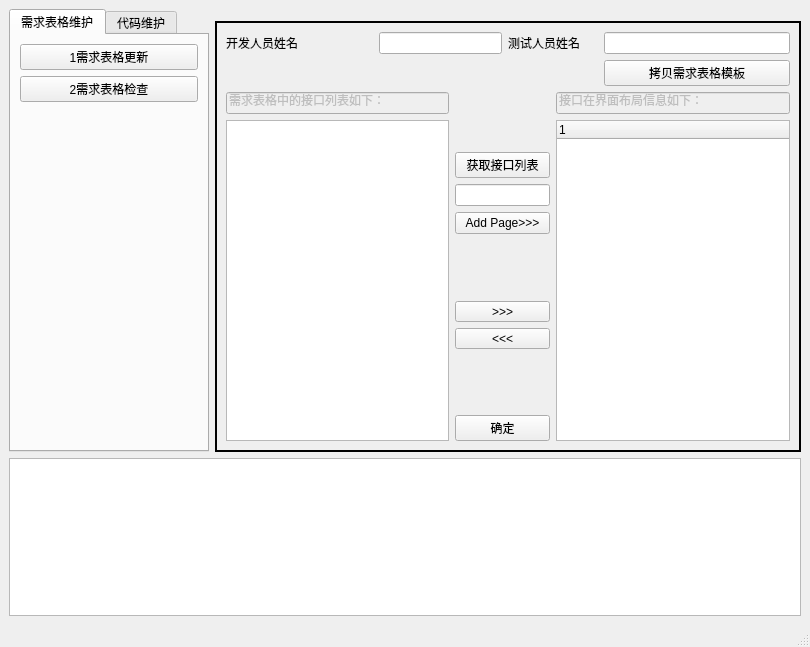
Above: pyqt_vtauto/mainwindow.ui from echoyzt/pythonVT before the change. Below: the same form after it.
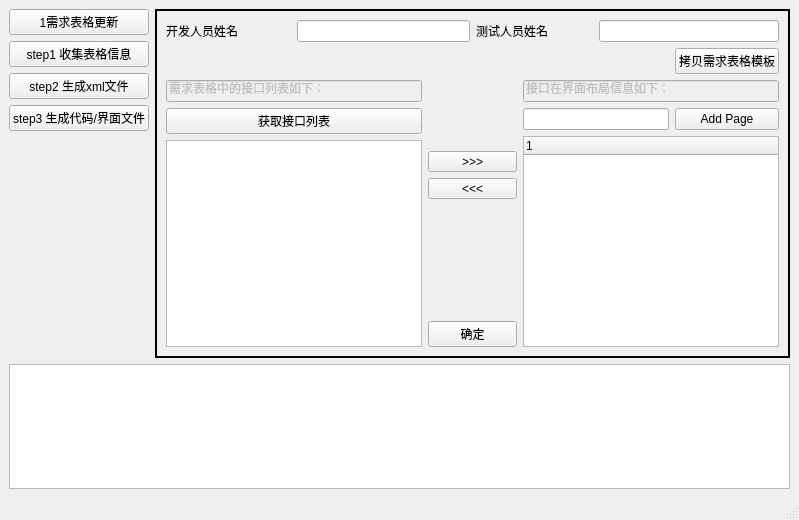
That is the form after the change. The open tabs and pages were chosen to show the change.

Commit message:
修改写入excel 表格接口的格式。去掉合并单元格。
修改写入excel 表格接口的格式。去掉合并单元格。

```diff
--- a/pyqt_vtauto/mainwindow.ui
+++ b/pyqt_vtauto/mainwindow.ui
@@ -6,135 +6,69 @@
    <rect>
     <x>0</x>
     <y>0</y>
-    <width>810</width>
-    <height>647</height>
+    <width>799</width>
+    <height>520</height>
    </rect>
   </property>
   <property name="windowTitle">
    <string>MainWindow</string>
   </property>
   <widget class="QWidget" name="centralwidget">
-   <layout class="QGridLayout" name="gridLayout_15">
-    <item row="0" column="0" rowspan="3">
-     <widget class="QTabWidget" name="opstype_qtw">
-      <property name="minimumSize">
-       <size>
-        <width>200</width>
-        <height>0</height>
-       </size>
+   <layout class="QGridLayout" name="gridLayout_8">
+    <item row="1" column="0">
+     <layout class="QGridLayout" name="gridLayout_9">
+      <item row="3" column="0">
+       <widget class="QPushButton" name="step3_qtb">
+        <property name="text">
+         <string>step3 生成代码/界面文件</string>
+        </property>
+        <property name="checkable">
+         <bool>true</bool>
+        </property>
+       </widget>
+      </item>
+      <item row="2" column="0">
+       <widget class="QPushButton" name="step2_qtb">
+        <property name="enabled">
+         <bool>true</bool>
+        </property>
+        <property name="text">
+         <string>step2 生成xml文件</string>
+        </property>
+        <property name="checkable">
+         <bool>true</bool>
+        </property>
+       </widget>
+      </item>
+      <item row="1" column="0">
+       <widget class="QPushButton" name="step1_qtb">
+        <property name="text">
+         <string>step1 收集表格信息</string>
+        </property>
+        <property name="checkable">
+         <bool>true</bool>
+        </property>
+       </widget>
+      </item>
+     </layout>
+    </item>
+    <item row="2" column="0">
+     <spacer name="verticalSpacer">
+      <property name="orientation">
+       <enum>Qt::Vertical</enum>
       </property>
-      <property name="maximumSize">
+      <property name="sizeHint" stdset="0">
        <size>
-        <width>250</width>
-        <height>16777215</height>
+        <width>20</width>
+        <height>214</height>
        </size>
       </property>
-      <property name="currentIndex">
-       <number>1</number>
-      </property>
-      <widget class="QWidget" name="tab">
-       <attribute name="title">
-        <string>需求表格维护</string>
-       </attribute>
-       <layout class="QGridLayout" name="gridLayout_11">
-        <item row="2" column="0">
-         <spacer name="verticalSpacer_7">
-          <property name="orientation">
-           <enum>Qt::Vertical</enum>
-          </property>
-          <property name="sizeHint" stdset="0">
-           <size>
-            <width>20</width>
-            <height>371</height>
-           </size>
-          </property>
-         </spacer>
-        </item>
-        <item row="0" column="0">
-         <widget class="QPushButton" name="updateexcel_qpb">
-          <property name="text">
-           <string>1需求表格更新</string>
-          </property>
-          <property name="checkable">
-           <bool>true</bool>
-          </property>
-         </widget>
-        </item>
-        <item row="1" column="0">
-         <widget class="QPushButton" name="checkexcel_qpb">
-          <property name="text">
-           <string>2需求表格检查</string>
-          </property>
-          <property name="checkable">
-           <bool>true</bool>
-          </property>
-          <property name="checked">
-           <bool>false</bool>
-          </property>
-         </widget>
-        </item>
-       </layout>
-      </widget>
-      <widget class="QWidget" name="tab_3">
-       <attribute name="title">
-        <string>代码维护</string>
-       </attribute>
-       <layout class="QGridLayout" name="gridLayout_8">
-        <item row="0" column="0">
-         <layout class="QGridLayout" name="gridLayout_9">
-          <item row="3" column="0">
-           <widget class="QPushButton" name="step3_qtb">
-            <property name="text">
-             <string>step3 生成代码/界面文件</string>
-            </property>
-            <property name="checkable">
-             <bool>true</bool>
-            </property>
-           </widget>
-          </item>
-          <item row="2" column="0">
-           <widget class="QPushButton" name="step2_qtb">
-            <property name="enabled">
-             <bool>true</bool>
-            </property>
-            <property name="text">
-             <string>step2 生成xml文件</string>
-            </property>
-            <property name="checkable">
-             <bool>true</bool>
-            </property>
-           </widget>
-          </item>
-          <item row="1" column="0">
-           <widget class="QPushButton" name="step1_qtb">
-            <property name="text">
-             <string>step1 收集表格信息</string>
-            </property>
-            <property name="checkable">
-             <bool>true</bool>
-            </property>
-           </widget>
-          </item>
-         </layout>
-        </item>
-        <item row="1" column="0">
-         <spacer name="verticalSpacer">
-          <property name="orientation">
-           <enum>Qt::Vertical</enum>
-          </property>
-          <property name="sizeHint" stdset="0">
-           <size>
-            <width>17</width>
-            <height>172</height>
-           </size>
-          </property>
-         </spacer>
-        </item>
-       </layout>
-      </widget>
-     </widget>
+     </spacer>
     </item>
-    <item row="2" column="1" colspan="2">
+    <item row="3" column="0" colspan="2">
+     <widget class="QTextEdit" name="outshow_qte"/>
+    </item>
+    <item row="0" column="1" rowspan="3">
      <widget class="QStackedWidget" name="stackedWidget">
       <property name="frameShape">
        <enum>QFrame::WinPanel</enum>
@@ -167,7 +101,53 @@
        </layout>
       </widget>
       <widget class="QWidget" name="page_4">
-       <layout class="QGridLayout" name="gridLayout_6">
+       <layout class="QGridLayout" name="gridLayout_2">
+        <item row="3" column="6" colspan="2">
+         <widget class="QLineEdit" name="addPageName_qle">
+          <property name="minimumSize">
+           <size>
+            <width>85</width>
+            <height>0</height>
+           </size>
+          </property>
+         </widget>
+        </item>
+        <item row="4" column="6" rowspan="5" colspan="3">
+         <widget class="QTreeWidget" name="funs_treeWidget">
+          <column>
+           <property name="text">
+            <string notr="true">1</string>
+           </property>
+          </column>
+         </widget>
+        </item>
+        <item row="0" column="7" colspan="2">
+         <widget class="QLineEdit" name="test_engineer_qle"/>
+        </item>
+        <item row="0" column="5" colspan="2">
+         <layout class="QHBoxLayout" name="horizontalLayout_2">
+          <item>
+           <widget class="QLabel" name="label_6">
+            <property name="text">
+             <string>测试人员姓名</string>
+            </property>
+           </widget>
+          </item>
+          <item>
+           <spacer name="horizontalSpacer_18">
+            <property name="orientation">
+             <enum>Qt::Horizontal</enum>
+            </property>
+            <property name="sizeHint" stdset="0">
+             <size>
+              <width>40</width>
+              <height>20</height>
+             </size>
+            </property>
+           </spacer>
+          </item>
+         </layout>
+        </item>
         <item row="0" column="0" colspan="2">
          <layout class="QHBoxLayout" name="horizontalLayout">
           <item>
@@ -195,149 +175,7 @@
         <item row="0" column="2" colspan="3">
          <widget class="QLineEdit" name="development_engineer_qle"/>
         </item>
-        <item row="0" column="5" colspan="2">
-         <layout class="QHBoxLayout" name="horizontalLayout_2">
-          <item>
-           <widget class="QLabel" name="label_6">
-            <property name="text">
-             <string>测试人员姓名</string>
-            </property>
-           </widget>
-          </item>
-          <item>
-           <spacer name="horizontalSpacer_18">
-            <property name="orientation">
-             <enum>Qt::Horizontal</enum>
-            </property>
-            <property name="sizeHint" stdset="0">
-             <size>
-              <width>40</width>
-              <height>20</height>
-             </size>
-            </property>
-           </spacer>
-          </item>
-         </layout>
-        </item>
-        <item row="0" column="7">
-         <widget class="QLineEdit" name="test_engineer_qle"/>
-        </item>
-        <item row="3" column="3" rowspan="2" colspan="3">
-         <layout class="QFormLayout" name="formLayout">
-          <property name="fieldGrowthPolicy">
-           <enum>QFormLayout::AllNonFixedFieldsGrow</enum>
-          </property>
-          <item row="2" column="0" colspan="2">
-           <widget class="QLineEdit" name="addPageName_qle">
-            <property name="minimumSize">
-             <size>
-              <width>85</width>
-              <height>0</height>
-             </size>
-            </property>
-           </widget>
-          </item>
-          <item row="3" column="0" colspan="2">
-           <widget class="QPushButton" name="addOtherPage_qpb">
-            <property name="text">
-             <string>Add Page&gt;&gt;&gt;</string>
-            </property>
-           </widget>
-          </item>
-          <item row="4" column="0" colspan="2">
-           <spacer name="verticalSpacer_2">
-            <property name="orientation">
-             <enum>Qt::Vertical</enum>
-            </property>
-            <property name="sizeHint" stdset="0">
-             <size>
-              <width>20</width>
-              <height>40</height>
-             </size>
-            </property>
-           </spacer>
-          </item>
-          <item row="5" column="0" colspan="2">
-           <widget class="QToolButton" name="importToTreeWidegt_qpb">
-            <property name="sizePolicy">
-             <sizepolicy hsizetype="Minimum" vsizetype="Fixed">
-              <horstretch>0</horstretch>
-              <verstretch>0</verstretch>
-             </sizepolicy>
-            </property>
-            <property name="minimumSize">
-             <size>
-              <width>85</width>
-              <height>0</height>
-             </size>
-            </property>
-            <property name="text">
-             <string>&gt;&gt;&gt;</string>
-            </property>
-           </widget>
-          </item>
-          <item row="6" column="0" colspan="2">
-           <widget class="QToolButton" name="deleteFromTreeWidegt_qpb">
-            <property name="sizePolicy">
-             <sizepolicy hsizetype="Minimum" vsizetype="Fixed">
-              <horstretch>0</horstretch>
-              <verstretch>0</verstretch>
-             </sizepolicy>
-            </property>
-            <property name="minimumSize">
-             <size>
-              <width>85</width>
-              <height>0</height>
-             </size>
-            </property>
-            <property name="text">
-             <string>&lt;&lt;&lt;</string>
-            </property>
-           </widget>
-          </item>
-          <item row="7" column="0" colspan="2">
-           <spacer name="verticalSpacer_4">
-            <property name="orientation">
-             <enum>Qt::Vertical</enum>
-            </property>
-            <property name="sizeHint" stdset="0">
-             <size>
-              <width>20</width>
-              <height>40</height>
-             </size>
-            </property>
-           </spacer>
-          </item>
-          <item row="1" column="0" colspan="2">
-           <widget class="QPushButton" name="parseheaderfile_qpb">
-            <property name="text">
-             <string>获取接口列表</string>
-            </property>
-           </widget>
-          </item>
-          <item row="8" column="0" colspan="2">
-           <widget class="QPushButton" name="update_excelinfo_qpb">
-            <property name="text">
-             <string>确定</string>
-            </property>
-           </widget>
-          </item>
-          <item row="0" column="0" colspan="2">
-           <spacer name="verticalSpacer_3">
-            <property name="orientation">
-             <enum>Qt::Vertical</enum>
-            </property>
-            <property name="sizeHint" stdset="0">
-             <size>
-              <width>20</width>
-              <height>40</height>
-             </size>
-            </property>
-           </spacer>
-          </item>
-         </layout>
-        </item>
-        <item row="3" column="0" rowspan="2" colspan="3">
+        <item row="2" column="0" rowspan="7" colspan="4">
          <layout class="QVBoxLayout" name="verticalLayout">
           <item>
            <widget class="QLineEdit" name="lineEdit_4">
@@ -349,54 +187,126 @@
             </property>
            </widget>
           </item>
+          <item>
+           <widget class="QPushButton" name="parseheaderfile_qpb">
+            <property name="text">
+             <string>获取接口列表</string>
+            </property>
+           </widget>
+          </item>
           <item>
            <widget class="QListWidget" name="funs_qlw"/>
           </item>
          </layout>
         </item>
-        <item row="2" column="7">
+        <item row="2" column="6" colspan="3">
+         <widget class="QLineEdit" name="lineEdit_5">
+          <property name="enabled">
+           <bool>false</bool>
+          </property>
+          <property name="text">
+           <string>接口在界面布局信息如下：</string>
+          </property>
+         </widget>
+        </item>
+        <item row="6" column="4" colspan="2">
+         <widget class="QToolButton" name="deleteFromTreeWidegt_qpb">
+          <property name="sizePolicy">
+           <sizepolicy hsizetype="Minimum" vsizetype="Fixed">
+            <horstretch>0</horstretch>
+            <verstretch>0</verstretch>
+           </sizepolicy>
+          </property>
+          <property name="minimumSize">
+           <size>
+            <width>85</width>
+            <height>0</height>
+           </size>
+          </property>
+          <property name="text">
+           <string>&lt;&lt;&lt;</string>
+          </property>
+         </widget>
+        </item>
+        <item row="8" column="4" colspan="2">
+         <widget class="QPushButton" name="update_excelinfo_qpb">
+          <property name="text">
+           <string>确定</string>
+          </property>
+         </widget>
+        </item>
+        <item row="5" column="4" colspan="2">
+         <widget class="QToolButton" name="importToTreeWidegt_qpb">
+          <property name="sizePolicy">
+           <sizepolicy hsizetype="Minimum" vsizetype="Fixed">
+            <horstretch>0</horstretch>
+            <verstretch>0</verstretch>
+           </sizepolicy>
+          </property>
+          <property name="minimumSize">
+           <size>
+            <width>85</width>
+            <height>0</height>
+           </size>
+          </property>
+          <property name="text">
+           <string>&gt;&gt;&gt;</string>
+          </property>
+         </widget>
+        </item>
+        <item row="3" column="8">
+         <widget class="QPushButton" name="addOtherPage_qpb">
+          <property name="text">
+           <string>Add Page</string>
+          </property>
+         </widget>
+        </item>
+        <item row="2" column="4" rowspan="3" colspan="2">
+         <spacer name="verticalSpacer_2">
+          <property name="orientation">
+           <enum>Qt::Vertical</enum>
+          </property>
+          <property name="sizeHint" stdset="0">
+           <size>
+            <width>85</width>
+            <height>65</height>
+           </size>
+          </property>
+         </spacer>
+        </item>
+        <item row="7" column="4" colspan="2">
+         <spacer name="verticalSpacer_4">
+          <property name="orientation">
+           <enum>Qt::Vertical</enum>
+          </property>
+          <property name="sizeHint" stdset="0">
+           <size>
+            <width>85</width>
+            <height>102</height>
+           </size>
+          </property>
+         </spacer>
+        </item>
+        <item row="1" column="8">
          <widget class="QPushButton" name="copyexcelmodel_qtb">
           <property name="text">
            <string>拷贝需求表格模板</string>
           </property>
          </widget>
         </item>
-        <item row="2" column="0" colspan="7">
-         <spacer name="horizontalSpacer_16">
+        <item row="1" column="0" colspan="8">
+         <spacer name="horizontalSpacer_8">
           <property name="orientation">
            <enum>Qt::Horizontal</enum>
           </property>
           <property name="sizeHint" stdset="0">
            <size>
-            <width>40</width>
+            <width>180</width>
             <height>20</height>
            </size>
           </property>
          </spacer>
         </item>
-        <item row="3" column="6" rowspan="2" colspan="2">
-         <layout class="QVBoxLayout" name="verticalLayout_2">
-          <item>
-           <widget class="QLineEdit" name="lineEdit_5">
-            <property name="enabled">
-             <bool>false</bool>
-            </property>
-            <property name="text">
-             <string>接口在界面布局信息如下：</string>
-            </property>
-           </widget>
-          </item>
-          <item>
-           <widget class="QTreeWidget" name="funs_treeWidget">
-            <column>
-             <property name="text">
-              <string notr="true">1</string>
-             </property>
-            </column>
-           </widget>
-          </item>
-         </layout>
-        </item>
        </layout>
       </widget>
       <widget class="QWidget" name="page_9">
@@ -450,74 +360,6 @@
             </item>
            </layout>
           </widget>
-          <widget class="QWidget" name="tab_2">
-           <attribute name="title">
-            <string>需求表格规范约定</string>
-           </attribute>
-           <layout class="QGridLayout" name="gridLayout_2">
-            <item row="0" column="0">
-             <widget class="QTextEdit" name="requirement_rule_qte">
-              <property name="html">
-               <string>&lt;!DOCTYPE HTML PUBLIC &quot;-//W3C//DTD HTML 4.0//EN&quot; &quot;http://www.w3.org/TR/REC-html40/strict.dtd&quot;&gt;
-&lt;html&gt;&lt;head&gt;&lt;meta name=&quot;qrichtext&quot; content=&quot;1&quot; /&gt;&lt;style type=&quot;text/css&quot;&gt;
-p, li { white-space: pre-wrap; }
-&lt;/style&gt;&lt;/head&gt;&lt;body style=&quot; font-family:'SimSun'; font-size:9pt; font-weight:400; font-style:normal;&quot;&gt;
-&lt;p style=&quot; margin-top:0px; margin-bottom:0px; margin-left:0px; margin-right:0px; -qt-block-indent:0; text-indent:0px;&quot;&gt;&lt;span style=&quot; color:#0b0b0b;&quot;&gt;关于单位：&lt;/span&gt;&lt;/p&gt;
-&lt;p style=&quot; margin-top:0px; margin-bottom:0px; margin-left:0px; margin-right:0px; -qt-block-indent:0; text-indent:0px;&quot;&gt;&lt;span style=&quot; font-family:'Courier New'; font-style:italic; color:#0b0b0b;&quot;&gt; 1、&lt;/span&gt;&lt;span style=&quot; color:#0b0b0b;&quot;&gt;参数如果没有单位，填写none,防止有单位的参数漏填&lt;/span&gt;&lt;/p&gt;
-&lt;p style=&quot; margin-top:0px; margin-bottom:0px; margin-left:0px; margin-right:0px; -qt-block-indent:0; text-indent:0px;&quot;&gt;&lt;span style=&quot; color:#0b0b0b;&quot;&gt; 2、有单位，判断是否是国际单位。&lt;/span&gt;&lt;/p&gt;
-&lt;p style=&quot; margin-top:0px; margin-bottom:0px; margin-left:0px; margin-right:0px; -qt-block-indent:0; text-indent:0px;&quot;&gt;&lt;span style=&quot; color:#0b0b0b;&quot;&gt;关于数据类型：&lt;/span&gt;&lt;/p&gt;
-&lt;p style=&quot; margin-top:0px; margin-bottom:0px; margin-left:0px; margin-right:0px; -qt-block-indent:0; text-indent:0px;&quot;&gt;&lt;span style=&quot; color:#0b0b0b;&quot;&gt; 1、使用SMEE内置单位，SMEE_BOOL,SMEE_FLOAT,SMEE_DOUBLE,...&lt;/span&gt;&lt;/p&gt;
-&lt;p style=&quot; margin-top:0px; margin-bottom:0px; margin-left:0px; margin-right:0px; -qt-block-indent:0; text-indent:0px;&quot;&gt;&lt;span style=&quot; color:#0b0b0b;&quot;&gt;关于精度、步长、默认值：&lt;/span&gt;&lt;/p&gt;
-&lt;p style=&quot; margin-top:0px; margin-bottom:0px; margin-left:0px; margin-right:0px; -qt-block-indent:0; text-indent:0px;&quot;&gt;&lt;span style=&quot; color:#0b0b0b;&quot;&gt; 1、如果没有指定，整型为0,浮点型为6，其他补none.&lt;/span&gt;&lt;/p&gt;
-&lt;p style=&quot; margin-top:0px; margin-bottom:0px; margin-left:0px; margin-right:0px; -qt-block-indent:0; text-indent:0px;&quot;&gt;&lt;span style=&quot; color:#0b0b0b;&quot;&gt; 2、输入参数，有范围，整形为1，其他根据精度确定。&lt;/span&gt;&lt;/p&gt;
-&lt;p style=&quot; margin-top:0px; margin-bottom:0px; margin-left:0px; margin-right:0px; -qt-block-indent:0; text-indent:0px;&quot;&gt;&lt;span style=&quot; color:#0b0b0b;&quot;&gt; 3、输出参数，默认值一律填none。&lt;/span&gt;&lt;/p&gt;
-&lt;p style=&quot; margin-top:0px; margin-bottom:0px; margin-left:0px; margin-right:0px; -qt-block-indent:0; text-indent:0px;&quot;&gt;&lt;span style=&quot; color:#0b0b0b;&quot;&gt; 4、输入参数，有参数范围的，按实际需求填写。没有要求的，一律none。&lt;/span&gt;&lt;/p&gt;
-&lt;p style=&quot; margin-top:0px; margin-bottom:0px; margin-left:0px; margin-right:0px; -qt-block-indent:0; text-indent:0px;&quot;&gt;&lt;span style=&quot; color:#0b0b0b;&quot;&gt; 5、默认值在参数范围区间内。&lt;/span&gt;&lt;/p&gt;
-&lt;p style=&quot; margin-top:0px; margin-bottom:0px; margin-left:0px; margin-right:0px; -qt-block-indent:0; text-indent:0px;&quot;&gt;&lt;span style=&quot; color:#0b0b0b;&quot;&gt;关于参数范围：&lt;/span&gt;&lt;/p&gt;
-&lt;p style=&quot; margin-top:0px; margin-bottom:0px; margin-left:0px; margin-right:0px; -qt-block-indent:0; text-indent:0px;&quot;&gt;&lt;span style=&quot; color:#0b0b0b;&quot;&gt; 1、只有输入参数才有范围，没有范围补none。&lt;/span&gt;&lt;/p&gt;
-&lt;p style=&quot; margin-top:0px; margin-bottom:0px; margin-left:0px; margin-right:0px; -qt-block-indent:0; text-indent:0px;&quot;&gt;&lt;span style=&quot; color:#0b0b0b;&quot;&gt; 2、输出范围，脚本一律自动补none。&lt;/span&gt;&lt;/p&gt;
-&lt;p style=&quot; margin-top:0px; margin-bottom:0px; margin-left:0px; margin-right:0px; -qt-block-indent:0; text-indent:0px;&quot;&gt;&lt;span style=&quot; color:#0b0b0b;&quot;&gt;关于参数标签：&lt;/span&gt;&lt;/p&gt;
-&lt;p style=&quot; margin-top:0px; margin-bottom:0px; margin-left:0px; margin-right:0px; -qt-block-indent:0; text-indent:0px;&quot;&gt;&lt;span style=&quot; color:#0b0b0b;&quot;&gt; 1、单词首字母大写，空格隔开，专有名词按实际填写。&lt;/span&gt;&lt;/p&gt;
-&lt;p style=&quot; margin-top:0px; margin-bottom:0px; margin-left:0px; margin-right:0px; -qt-block-indent:0; text-indent:0px;&quot;&gt;&lt;span style=&quot; color:#0b0b0b;&quot;&gt;关于表格书写：&lt;/span&gt;&lt;/p&gt;
-&lt;p style=&quot; margin-top:0px; margin-bottom:0px; margin-left:0px; margin-right:0px; -qt-block-indent:0; text-indent:0px;&quot;&gt;&lt;span style=&quot; color:#0b0b0b;&quot;&gt; 1、不到最后一行，不能有空行&lt;/span&gt;&lt;/p&gt;
-&lt;p style=&quot; margin-top:0px; margin-bottom:0px; margin-left:0px; margin-right:0px; -qt-block-indent:0; text-indent:0px;&quot;&gt;&lt;span style=&quot; color:#0b0b0b;&quot;&gt; 2、接口无参数时同样要保留信息。&lt;/span&gt;&lt;/p&gt;&lt;/body&gt;&lt;/html&gt;</string>
-              </property>
-             </widget>
-            </item>
-           </layout>
-          </widget>
-         </widget>
-        </item>
-        <item row="2" column="0">
-         <spacer name="horizontalSpacer_3">
-          <property name="orientation">
-           <enum>Qt::Horizontal</enum>
-          </property>
-          <property name="sizeHint" stdset="0">
-           <size>
-            <width>556</width>
-            <height>20</height>
-           </size>
-          </property>
-         </spacer>
-        </item>
-        <item row="2" column="1">
-         <widget class="QPushButton" name="check_requirement_qpb">
-          <property name="minimumSize">
-           <size>
-            <width>130</width>
-            <height>0</height>
-           </size>
-          </property>
-          <property name="maximumSize">
-           <size>
-            <width>300</width>
-            <height>16777215</height>
-           </size>
-          </property>
-          <property name="text">
-           <string>检查需求表格规范</string>
-          </property>
          </widget>
         </item>
        </layout>
@@ -533,42 +375,9 @@
            <attribute name="title">
             <string>需求表格信息</string>
            </attribute>
-           <layout class="QGridLayout" name="gridLayout_13">
-            <item row="2" column="2">
-             <spacer name="horizontalSpacer_6">
-              <property name="orientation">
-               <enum>Qt::Horizontal</enum>
-              </property>
-              <property name="sizeHint" stdset="0">
-               <size>
-                <width>456</width>
-                <height>20</height>
-               </size>
-              </property>
-             </spacer>
-            </item>
-            <item row="3" column="0" colspan="5">
-             <widget class="QLineEdit" name="lineEdit">
-              <property name="enabled">
-               <bool>false</bool>
-              </property>
-              <property name="text">
-               <string>需求表格信息显示：</string>
-              </property>
-             </widget>
-            </item>
-            <item row="2" column="0">
-             <spacer name="horizontalSpacer_7">
-              <property name="orientation">
-               <enum>Qt::Horizontal</enum>
-              </property>
-              <property name="sizeHint" stdset="0">
-               <size>
-                <width>40</width>
-                <height>20</height>
-               </size>
-              </property>
-             </spacer>
+           <layout class="QGridLayout" name="gridLayout_11">
+            <item row="0" column="0" colspan="4">
+             <widget class="QLineEdit" name="excelcollectPath_qle"/>
             </item>
             <item row="0" column="4">
              <widget class="QPushButton" name="excelcollect_btn">
@@ -589,10 +398,40 @@
               </property>
              </widget>
             </item>
-            <item row="0" column="0" colspan="4">
-             <widget class="QLineEdit" name="excelcollectPath_qle"/>
+            <item row="1" column="0">
+             <spacer name="horizontalSpacer_4">
+              <property name="orientation">
+               <enum>Qt::Horizontal</enum>
+              </property>
+              <property name="sizeHint" stdset="0">
+               <size>
+                <width>158</width>
+                <height>20</height>
+               </size>
+              </property>
+             </spacer>
             </item>
-            <item row="2" column="4">
+            <item row="1" column="1">
+             <widget class="QPushButton" name="check_requirement_qpb2">
+              <property name="text">
+               <string>收集需求表格信息</string>
+              </property>
+             </widget>
+            </item>
+            <item row="1" column="2">
+             <spacer name="horizontalSpacer_5">
+              <property name="orientation">
+               <enum>Qt::Horizontal</enum>
+              </property>
+              <property name="sizeHint" stdset="0">
+               <size>
+                <width>89</width>
+                <height>20</height>
+               </size>
+              </property>
+             </spacer>
+            </item>
+            <item row="1" column="3">
              <widget class="QPushButton" name="closeExcel_qpb">
               <property name="text">
                <string>补充枚举信息</string>
@@ -603,7 +442,23 @@
              <widget class="QTextEdit" name="resultOutput_qte2"/>
             </item>
             <item row="1" column="4">
-             <widget class="QPushButton" name="check_requirement_qpb2">
+             <spacer name="horizontalSpacer_6">
+              <property name="orientation">
+               <enum>Qt::Horizontal</enum>
+              </property>
+              <property name="sizeHint" stdset="0">
+               <size>
+                <width>117</width>
+                <height>20</height>
+               </size>
+              </property>
+             </spacer>
+            </item>
+            <item row="2" column="0">
+             <widget class="QLineEdit" name="lineEdit">
+              <property name="enabled">
+               <bool>false</bool>
+              </property>
               <property name="text">
                <string>收集需求表格信息</string>
               </property>
@@ -831,8 +686,15 @@
       </widget>
      </widget>
     </item>
-    <item row="3" column="0" colspan="3">
-     <widget class="QTextEdit" name="outshow_qte"/>
+    <item row="0" column="0">
+     <widget class="QPushButton" name="updateexcel_qpb">
+      <property name="text">
+       <string>1需求表格更新</string>
+      </property>
+      <property name="checkable">
+       <bool>true</bool>
+      </property>
+     </widget>
     </item>
    </layout>
   </widget>
```
Left out of the diff: 325 changed lines with no effect on the pictures. The commit also changes 11 other files.
